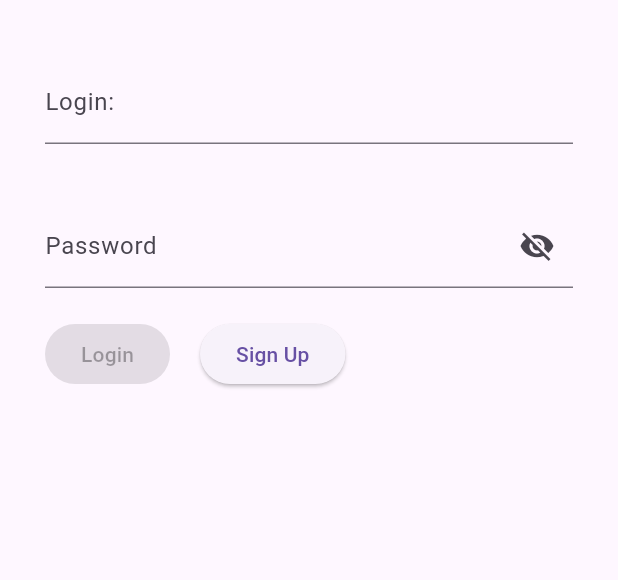
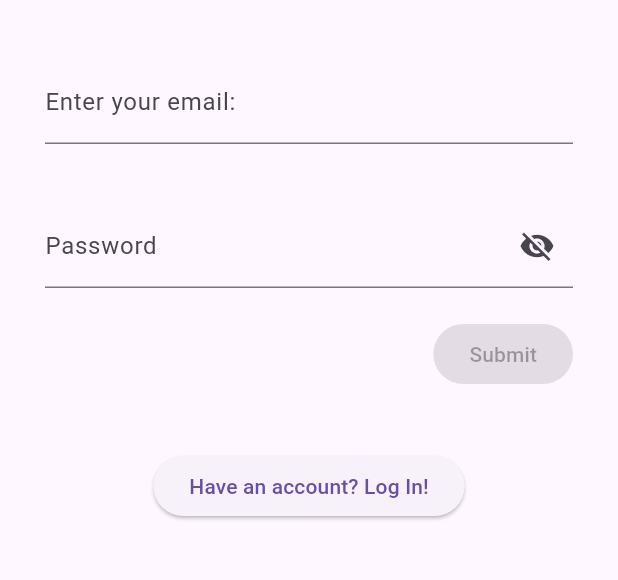
Before and after one commit to Aquinnmo/cherrypick, a Flutter app: the screen it shows after launch, on a phone screen of 412 x 824 dp, the part 231-811 px from its top. Run offline on Flutter 3.47's test engine with Material 3 defaults, Android fonts, the phone set to English and light mode, and no system bars; our stand-ins replace firebase_core; accounts and stored records are empty.

Commit message:
making the login page a stateful widget, about to add the toggle functionality

```diff
--- a/lib/features/pages/login.dart
+++ b/lib/features/pages/login.dart
@@ -10,6 +10,7 @@ class LogInPage extends StatelessWidget
   @override
   Widget build(BuildContext context)
   {
+    bool signUp = true;
     String userEmail = '';
     String userPassword = '';
     return MaterialApp(
@@ -25,7 +26,6 @@ class LogInPage extends StatelessWidget
               ),
               centerTitle: true,
             ),
-
             body: Column(
               children: [
                 Align(
@@ -36,7 +36,7 @@ class LogInPage extends StatelessWidget
                         'Welcome to CherryPick, the NHL pick \'em game!',
                         textAlign: TextAlign.center,
                         style: TextStyle(
-                          color: Color.fromARGB(255, 0, 0, 0),
+                          color: Colors.black,
                           fontSize: 16,
                         ),
                       )
@@ -53,8 +53,7 @@ class LogInPage extends StatelessWidget
                         //Email
                         TextField(
                           decoration: InputDecoration(
-
-                            labelText: 'Login:',
+                            labelText: signUp ? 'Enter your email:' : 'Login:',
                           ),
                           onChanged: (value) => userEmail = value,
                         ),
@@ -68,23 +67,24 @@ class LogInPage extends StatelessWidget
 
                         const SizedBox(height: 20),
 
-                        Row(
-                          mainAxisAlignment: MainAxisAlignment.start,
-                          children: [
-                            ElevatedButton(
-                              onPressed: null,    // null is temporary
-                              child: const Text('Login'),
-                            ),
+                        Align(
+                          alignment: Alignment.centerRight,
+                          child: ElevatedButton(
+                            onPressed: null,    // null is temporary
+                            child: const Text('Submit'),
+                          ),
+                        ),
 
-                            const SizedBox(width: 20),
+                        Padding(
+                          padding: const EdgeInsets.symmetric(vertical: 20),
+                        ),
 
-                            ElevatedButton(
-                              onPressed: (){
-                                Navigator.push(context, MaterialPageRoute(builder: (context) => const SignUpPage()));
-                              },
-                              child: const Text('Sign Up'),
-                            ),
-                          ],
+                        ElevatedButton(
+                          onPressed: (){
+                            signUp ? signUp = false : signUp = true;
+                          },
+                          child: signUp ? const Text('Have an account? Log In!') :
+                          const Text('New to CherryPick? Sign Up!'),
                         ),
                       ],
                     )
```
